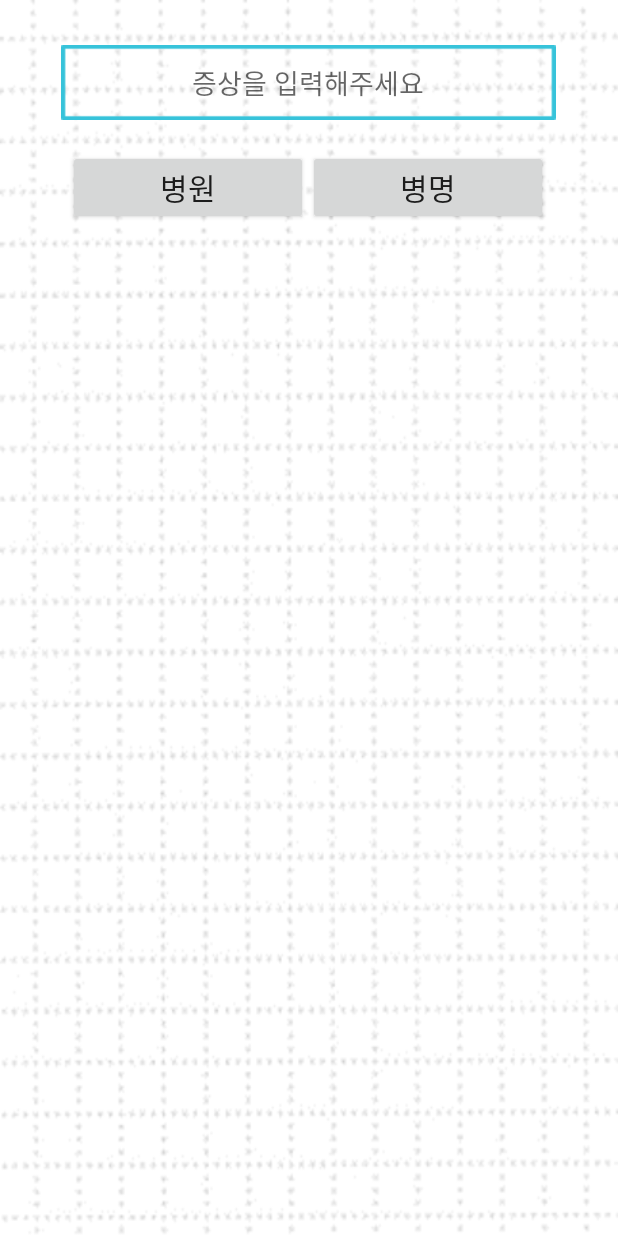
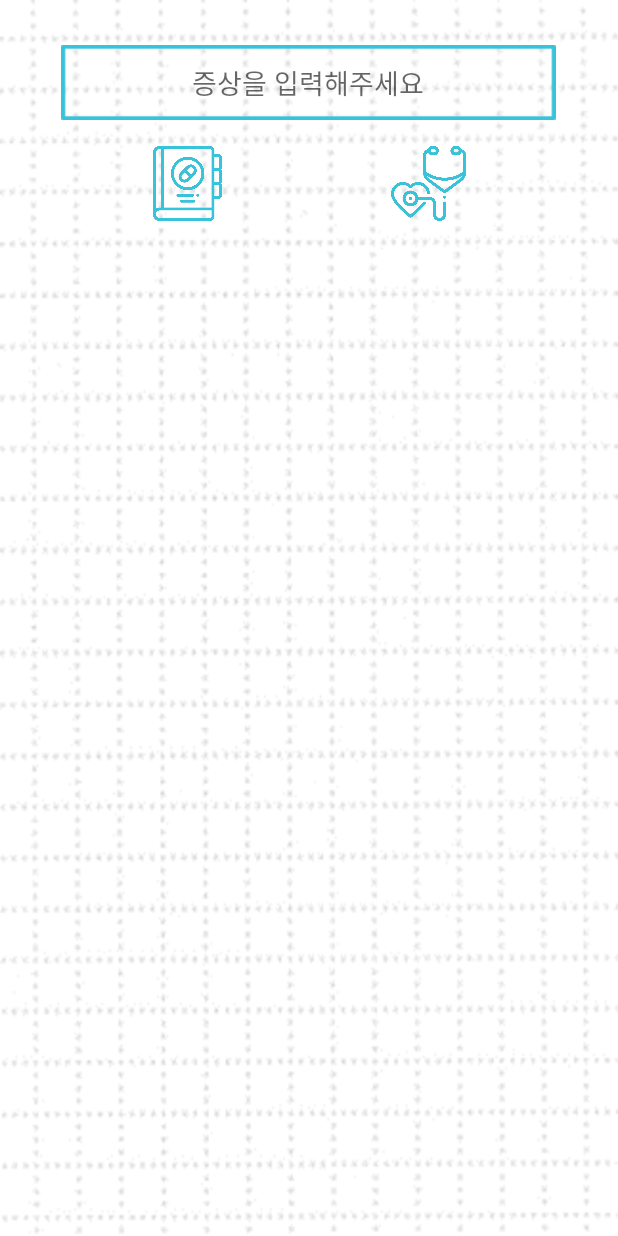
Before and after one commit to leehyojeong/DontSick, an Android app: the SymptomActivity screen opened directly, with no data from a screen before it, on a phone screen of 412 x 824 dp. Run offline under Robolectric (Android 15) with nearby library versions, the phone set to English and light mode, and no system bars; our stand-ins replace Firebase (no records; nobody signed in at launch, a user with empty details on screens opened directly).

Commit message:
버튼 이미지로 변경

```diff
--- a/app/src/main/res/layout/activity_symptom.xml
+++ b/app/src/main/res/layout/activity_symptom.xml
@@ -22,31 +22,33 @@
 
     <LinearLayout
         android:layout_width="330dp"
-        android:layout_height="70dp"
+        android:layout_height="65dp"
         android:orientation="horizontal"
         android:layout_marginTop="10dp"
         android:id="@+id/hospital_button"
         android:layout_gravity="center"
         android:gravity="center">
         <Button
-            android:layout_width="160dp"
+            android:layout_width="50dp"
             android:layout_height="50dp"
+            android:layout_marginRight="55dp"
             android:layout_gravity="center"
             android:gravity="center"
-            android:text="병원"
             android:textSize="20dp"
             android:onClick="lookHospital"
-            tools:ignore="OnClick" />
+            tools:ignore="OnClick"
+            android:background="@drawable/disease_name"/>
 
         <Button
-            android:layout_width="160dp"
+            android:layout_width="50dp"
             android:layout_height="50dp"
+            android:layout_marginLeft="55dp"
             android:layout_gravity="center"
             android:gravity="center"
-            android:text="병명"
             android:textSize="20dp"
             android:onClick="lookDisease"
-            tools:ignore="OnClick" />
+            tools:ignore="OnClick"
+            android:background="@drawable/hospital"/>
     </LinearLayout>
 
    <FrameLayout
```
Also changed, not shown: app/src/main/res/drawable/disease_name.png (added), app/src/main/res/drawable/hospital.png (added).
